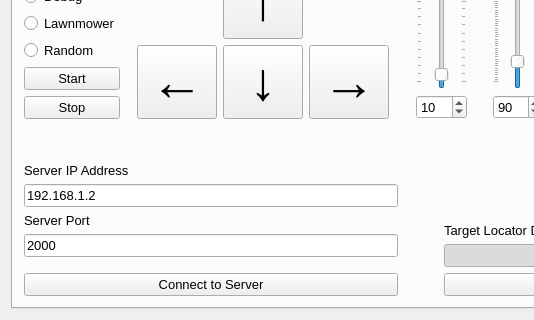
Before: the Qt Designer form QtClients/MovementDebugger/mainwindow.ui in madhavpatel6/EmbeddedSystemDesign_Team02, drawn with Qt 5; both pictures show x 0 to 534 and y 84 to 404 of the 842 by 404 pixel window.
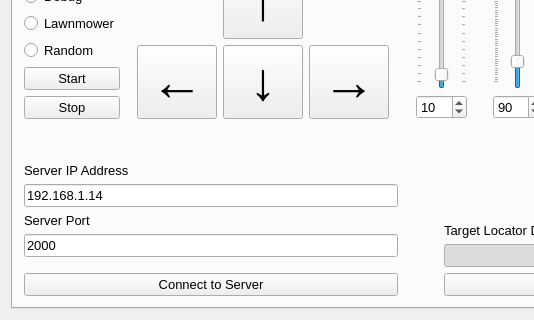
After: the same form once the commit is applied.

Commit message: Minor change, update to work on different machine

The edit to the form file:
```diff
--- a/QtClients/MovementDebugger/mainwindow.ui
+++ b/QtClients/MovementDebugger/mainwindow.ui
@@ -1189,7 +1189,7 @@
                  </font>
                 </property>
                 <property name="text">
-                 <string>192.168.1.2</string>
+                 <string>192.168.1.14</string>
                 </property>
                </widget>
               </item>
```
